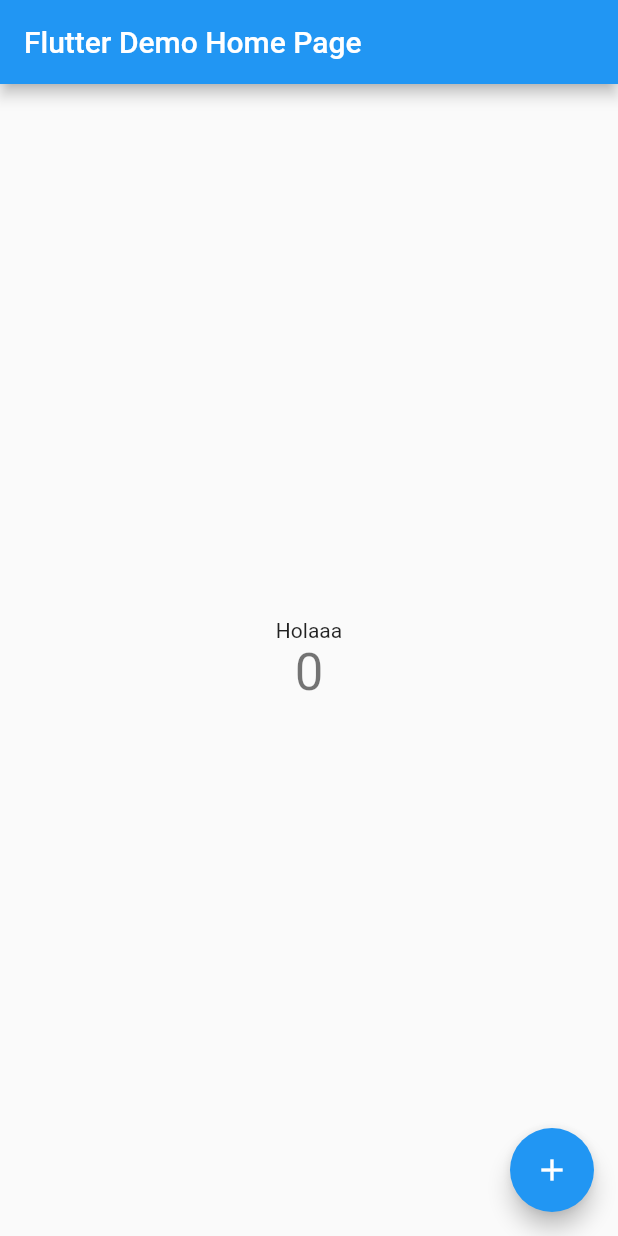
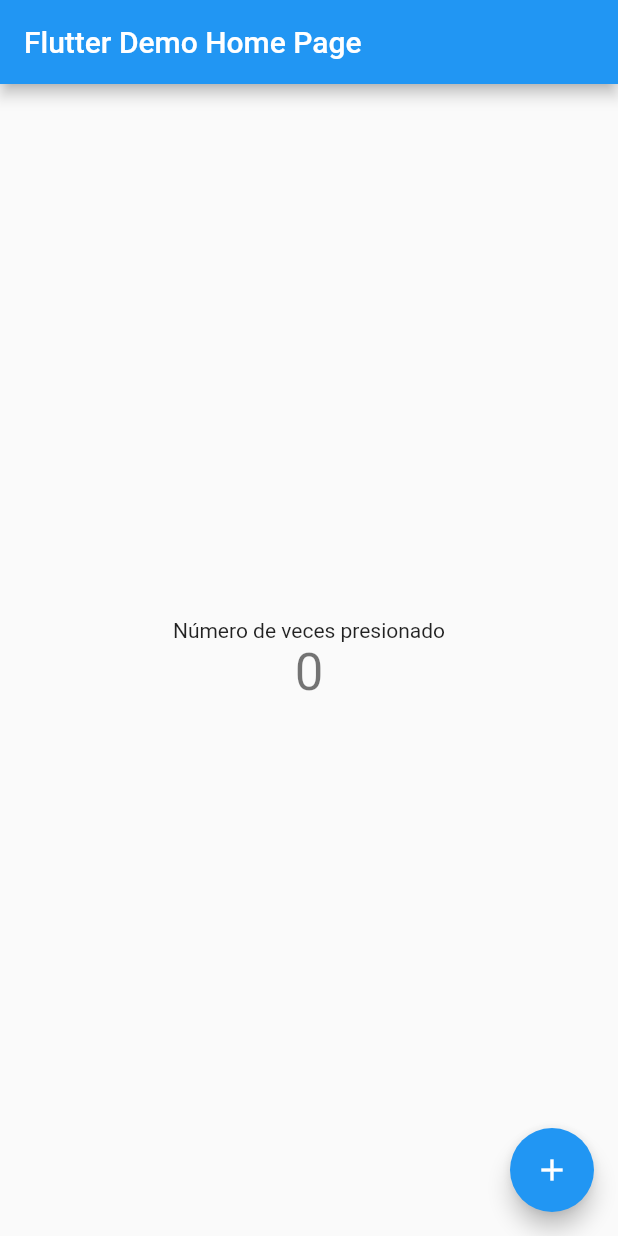
Before and after one commit to PVBLITO111/codigo4_bmi, a Flutter app: the screen it shows after launch, on a phone screen of 412 x 824 dp. Run offline on Flutter 3.47's test engine with Material 2 defaults, Android fonts, the phone set to English and light mode, and no system bars.

Commit message:
tenxto cambiado

```diff
--- a/lib/main.dart
+++ b/lib/main.dart
@@ -96,7 +96,7 @@ class _MyHomePageState extends State<MyHomePage> {
           mainAxisAlignment: MainAxisAlignment.center,
           children: <Widget>[
             const Text(
-              'Holaaa',
+              'Número de veces presionado',
             ),
             Text(
               '$_counter',
```
